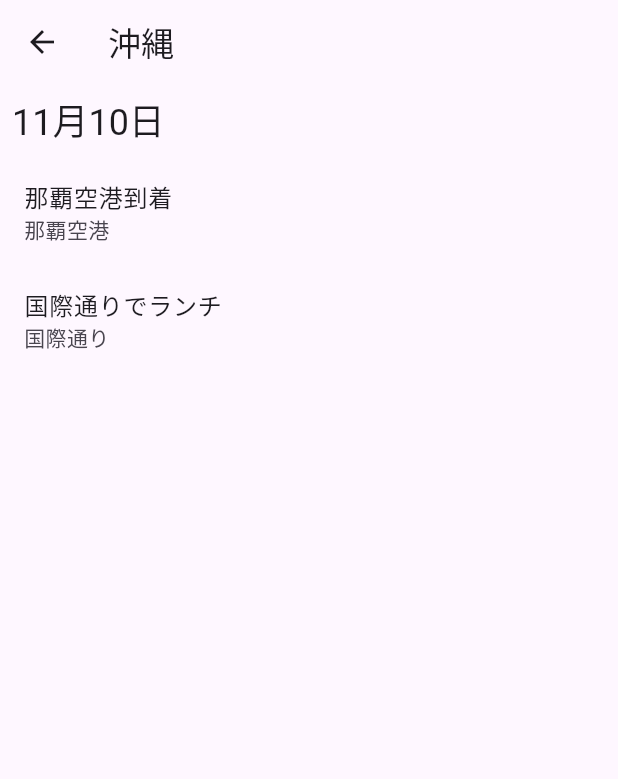
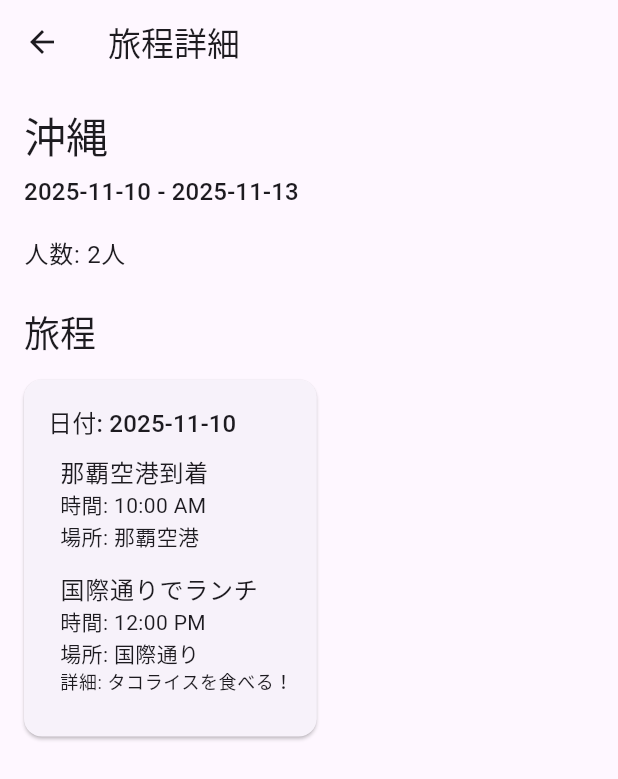
Before and after one commit to takumi3110/trip_planner, a Flutter app: the screen it shows after launch, after a tap on "プランを作成", on a phone screen of 412 x 824 dp. Shown: the top 779 px of the screen. Run offline on Flutter 3.47's test engine with Material 3 defaults, Android fonts, the phone set to English and light mode, and no system bars; our stand-ins replace go_router.

Commit message:
feat: Implement trip details screen and update models
- Implemented the trip details screen to display itinerary information.
- Updated Trip, Itinerary, and Activity models to reflect new requirements (e.g., TimeOfDay for activity time, numberOfPeople for Trip).
- Integrated Provider for dependency injection of TripRepository.
- Refactored trip details screen to use ChangeNotifierProvider and Consumer for state management.
- Added comprehensive widget tests for the trip details screen, including loading, error, and display states.
- Updated IMPLEMENTATION.md to reflect completion of Phase 4 and 5 tasks.
- Fixed `null_argument_to_non_null_type` warning in trip details screen test.

```diff
--- a/lib/core/routing/app_router.dart
+++ b/lib/core/routing/app_router.dart
@@ -2,7 +2,6 @@ import 'package:go_router/go_router.dart';
 import 'package:flutter/material.dart';
 import 'package:trip_planner/features/create_trip/view/create_trip_screen.dart';
 import 'package:trip_planner/features/trip_details/view/trip_details_screen.dart';
-import 'package:trip_planner/data/sources/mock_trip_data_source.dart';
 
 final GoRouter appRouter = GoRouter(
   routes: <RouteBase>[
@@ -23,11 +22,7 @@ final GoRouter appRouter = GoRouter(
           path: 'trip/:id',
           builder: (BuildContext context, GoRouterState state) {
             final String tripId = state.pathParameters['id']!;
-            // In a real app, you would use a dependency injection solution.
-            return TripDetailsScreen(
-              tripId: tripId,
-              tripRepository: MockTripDataSource(),
-            );
+            return TripDetailsScreen(tripId: tripId);
           },
         ),
       ],
--- a/lib/data/models/trip.dart
+++ b/lib/data/models/trip.dart
@@ -8,10 +8,12 @@ class Trip {
     required this.startDate,
     required this.endDate,
     required this.itineraries,
+    required this.numberOfPeople,
   });
 
   final String destination;
   final DateTime startDate;
   final DateTime endDate;
   final List<Itinerary> itineraries;
+  final int numberOfPeople;
 }
--- a/lib/data/sources/mock_trip_data_source.dart
+++ b/lib/data/sources/mock_trip_data_source.dart
@@ -1,3 +1,4 @@
+import 'package:flutter/material.dart';
 import '../models/activity.dart';
 import '../models/itinerary.dart';
 import '../models/trip.dart';
@@ -9,6 +10,7 @@ class MockTripDataSource implements TripRepository {
       destination: '沖縄',
       startDate: DateTime(2025, 11, 10),
       endDate: DateTime(2025, 11, 13),
+      numberOfPeople: 2,
       itineraries: [
         Itinerary(
           date: DateTime(2025, 11, 10),
@@ -16,12 +18,12 @@ class MockTripDataSource implements TripRepository {
             Activity(
               name: '那覇空港到着',
               location: '那覇空港',
-              startTime: DateTime(2025, 11, 10, 10, 0),
+              time: const TimeOfDay(hour: 10, minute: 0),
             ),
             Activity(
               name: '国際通りでランチ',
               location: '国際通り',
-              startTime: DateTime(2025, 11, 10, 12, 0),
+              time: const TimeOfDay(hour: 12, minute: 0),
               description: 'タコライスを食べる！',
             ),
           ],
--- a/lib/features/trip_details/view/trip_details_screen.dart
+++ b/lib/features/trip_details/view/trip_details_screen.dart
@@ -1,88 +1,130 @@
 import 'package:flutter/material.dart';
-import 'package:trip_planner/data/repositories/trip_repository.dart';
+import 'package:trip_planner/data/models/trip.dart';
 import 'package:trip_planner/features/trip_details/viewmodel/trip_details_viewmodel.dart';
+import 'package:provider/provider.dart'; // Providerを使うために追加
 
-class TripDetailsScreen extends StatefulWidget {
-  const TripDetailsScreen({
-    super.key,
-    required this.tripId,
-    required this.tripRepository,
-  });
+class TripDetailsScreen extends StatelessWidget {
+  final String tripId;
 
-  final String tripId;
-  final TripRepository tripRepository;
-
-  @override
-  State<TripDetailsScreen> createState() => _TripDetailsScreenState();
-}
-
-class _TripDetailsScreenState extends State<TripDetailsScreen> {
-  late final TripDetailsViewModel _viewModel;
-
-  @override
-  void initState() {
-    super.initState();
-    _viewModel = TripDetailsViewModel(
-      tripRepository: widget.tripRepository,
-      tripId: widget.tripId,
-    );
-    _viewModel.fetchTripDetails();
-  }
-
-  @override
-  void dispose() {
-    _viewModel.dispose();
-    super.dispose();
-  }
+  const TripDetailsScreen({super.key, required this.tripId});
 
   @override
   Widget build(BuildContext context) {
-    return Scaffold(
-      appBar: AppBar(
-        title: ListenableBuilder(
-          listenable: _viewModel,
-          builder: (context, child) {
-            return Text(_viewModel.trip?.destination ?? '読み込み中...');
-          },
-        ),
-      ),
-      body: ListenableBuilder(
-        listenable: _viewModel,
-        builder: (context, child) {
-          if (_viewModel.isLoading) {
+    return ChangeNotifierProvider(
+      create:
+          (_) => TripDetailsViewModel(
+            tripId: tripId,
+            tripRepository: Provider.of(
+              context,
+              listen: false,
+            ), // ここでTripRepositoryを渡す
+          )..loadTripDetails(),
+      child: Scaffold(
+        appBar: AppBar(title: const Text('旅程詳細')),
+        body: Consumer<TripDetailsViewModel>(
+          builder: (context, viewModel, child) {
+            if (viewModel.isLoading) {
               return const Center(child: CircularProgressIndicator());
             }
 
-          if (_viewModel.trip == null) {
+            if (viewModel.trip == null) {
               return const Center(child: Text('旅行プランが見つかりませんでした。'));
             }
 
-          final trip = _viewModel.trip!;
-          return ListView.builder(
-            itemCount: trip.itineraries.length,
-            itemBuilder: (context, index) {
-              final itinerary = trip.itineraries[index];
-              return Column(
+            final Trip trip = viewModel.trip!;
+
+            return SingleChildScrollView(
+              padding: const EdgeInsets.all(16.0),
+              child: Column(
                 crossAxisAlignment: CrossAxisAlignment.start,
                 children: [
-                  Padding(
-                    padding: const EdgeInsets.all(8.0),
-                    child: Text(
-                      '${itinerary.date.month}月${itinerary.date.day}日',
-                      style: Theme.of(context).textTheme.headlineSmall,
+                  Text(
+                    trip.destination,
+                    style: Theme.of(context).textTheme.headlineMedium,
+                  ),
+                  const SizedBox(height: 8),
+                  Text(
+                    '${trip.startDate.toLocal().toIso8601String().split('T')[0]} - ${trip.endDate.toLocal().toIso8601String().split('T')[0]}',
+                    style: Theme.of(context).textTheme.titleMedium,
+                  ),
+                  const SizedBox(height: 16),
+                  Text(
+                    '人数: ${trip.numberOfPeople}人',
+                    style: Theme.of(context).textTheme.bodyLarge,
+                  ),
+                  const SizedBox(height: 24),
+                  Text('旅程', style: Theme.of(context).textTheme.headlineSmall),
+                  const SizedBox(height: 16),
+                  if (trip.itineraries.isEmpty)
+                    const Text('まだ旅程がありません。')
+                  else
+                    ...trip.itineraries.map((itinerary) {
+                      return Card(
+                        margin: const EdgeInsets.only(bottom: 16),
+                        child: Padding(
+                          padding: const EdgeInsets.all(16.0),
+                          child: Column(
+                            crossAxisAlignment: CrossAxisAlignment.start,
+                            children: [
+                              Text(
+                                '日付: ${itinerary.date.toLocal().toIso8601String().split('T')[0]}',
+                                style: Theme.of(context).textTheme.titleMedium,
+                              ),
+                              const SizedBox(height: 8),
+                              ...itinerary.activities.map((activity) {
+                                return Padding(
+                                  padding: const EdgeInsets.only(
+                                    left: 8.0,
+                                    bottom: 4.0,
+                                  ),
+                                  child: Column(
+                                    crossAxisAlignment:
+                                        CrossAxisAlignment.start,
+                                    children: [
+                                      Text(
+                                        activity.name,
+                                        style:
+                                            Theme.of(
+                                              context,
+                                            ).textTheme.bodyLarge,
+                                      ),
+                                      Text(
+                                        '時間: ${activity.time.format(context)}',
+                                        style:
+                                            Theme.of(
+                                              context,
+                                            ).textTheme.bodyMedium,
+                                      ),
+                                      Text(
+                                        '場所: ${activity.location}',
+                                        style:
+                                            Theme.of(
+                                              context,
+                                            ).textTheme.bodyMedium,
+                                      ),
+                                      if (activity.description != null)
+                                        Text(
+                                          '詳細: ${activity.description}',
+                                          style:
+                                              Theme.of(
+                                                context,
+                                              ).textTheme.bodySmall,
+                                        ),
+                                      const SizedBox(height: 8),
+                                    ],
+                                  ),
+                                );
+                              }),
+                            ],
                           ),
                         ),
-                  ...itinerary.activities.map(
-                    (activity) => ListTile(
-                      title: Text(activity.name),
-                      subtitle: Text(activity.location),
+                      );
+                    }),
+                ],
               ),
-                  ),
-                ],
             );
           },
-          );
-        },
+        ),
       ),
     );
   }
--- a/lib/features/trip_details/viewmodel/trip_details_viewmodel.dart
+++ b/lib/features/trip_details/viewmodel/trip_details_viewmodel.dart
@@ -3,24 +3,27 @@ import 'package:trip_planner/data/models/trip.dart';
 import 'package:trip_planner/data/repositories/trip_repository.dart';
 
 class TripDetailsViewModel extends ChangeNotifier {
-  TripDetailsViewModel({required this.tripRepository, required this.tripId});
-
+  final String tripId;
   final TripRepository tripRepository;
-  final String tripId;
 
   Trip? _trip;
+  bool _isLoading = false;
+
+  TripDetailsViewModel({required this.tripId, required this.tripRepository});
+
   Trip? get trip => _trip;
-
-  bool _isLoading = false;
   bool get isLoading => _isLoading;
 
-  Future<void> fetchTripDetails() async {
+  Future<void> loadTripDetails() async {
     _isLoading = true;
     notifyListeners();
+
     try {
       _trip = await tripRepository.getTrip(tripId);
     } catch (e) {
-      // Handle error
+      // エラーハンドリング
+      debugPrint('Error loading trip details: $e');
+      _trip = null; // エラー時はnullにするか、エラー状態を保持する
     } finally {
       _isLoading = false;
       notifyListeners();
--- a/lib/main.dart
+++ b/lib/main.dart
@@ -1,8 +1,16 @@
 import 'package:flutter/material.dart';
 import 'package:trip_planner/core/routing/app_router.dart';
+import 'package:provider/provider.dart';
+import 'package:trip_planner/data/repositories/trip_repository.dart';
+import 'package:trip_planner/data/sources/mock_trip_data_source.dart';
 
 void main() {
-  runApp(const MyApp());
+  runApp(
+    Provider<TripRepository>(
+      create: (_) => MockTripDataSource(), // MockDataSourceを提供
+      child: const MyApp(),
+    ),
+  );
 }
 
 class MyApp extends StatelessWidget {
--- a/pubspec.yaml
+++ b/pubspec.yaml
@@ -35,6 +35,8 @@ dependencies:
   # Use with the CupertinoIcons class for iOS style icons.
   cupertino_icons: ^1.0.8
   go_router: ^16.2.4
+  provider: ^6.1.5+1
+  mocktail: ^1.0.4
 
 dev_dependencies:
   flutter_test:
```
Also changed, not shown: lib/data/models/activity.dart (+3 -5 lines), pubspec.lock, 9 other files. Lines whose indentation alone changed are shown as unchanged.
